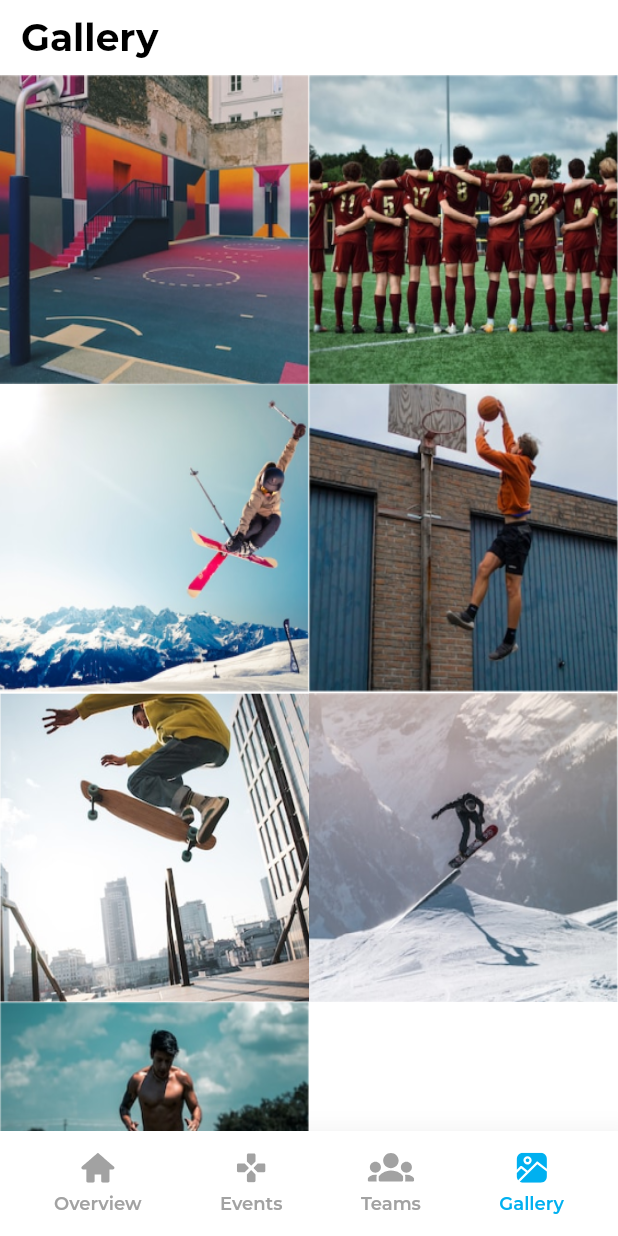
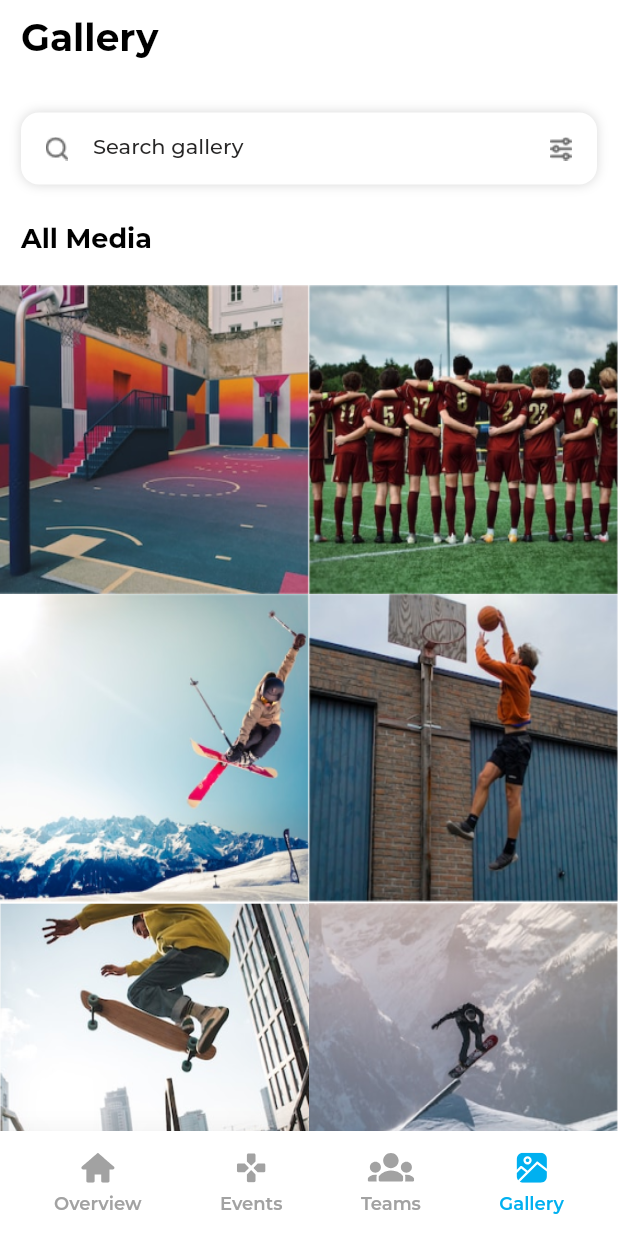
Before and after one commit to uroojmajid2000/Hudasoft_statboard_flutter_app, a Flutter app: the Layout screen opened directly, item 4 of the bottom bar chosen, on a phone screen of 412 x 824 dp. Run offline on Flutter 3.47's test engine with Material 2 defaults, Android fonts, the phone set to English and light mode, and no system bars; our stand-ins replace flutter_hooks, flutter_svg; project files that could hold a hidden picture were left out.

Commit message:
searchtextfield added

```diff
--- a/lib/features/Players/presentation/screens/gallery/gallery_screen.dart
+++ b/lib/features/Players/presentation/screens/gallery/gallery_screen.dart
@@ -1,4 +1,5 @@
 import 'package:flutter/material.dart';
+import 'package:statboard_flutter_app/features/Players/presentation/screens/gallery/widgets/gallery_grid.dart';
 import '../../../../../shared/layout/layout_screen.dart';
 import '../../../../../shared/widgets/search_bar.dart';
 import '../../../../../shared/widgets/text.dart';
@@ -15,12 +16,10 @@ class GalleryScreen extends StatelessWidget {
     return Layout(
       text: 'Gallery',
       currentTab: 4,
-      body: Body(),
-
-      // body: const SingleChildScrollView(
-      //   scrollDirection: Axis.vertical,
-      //   child: Body(),
-      // ),
+      body: const SingleChildScrollView(
+        scrollDirection: Axis.vertical,
+        child: Body(),
+      ),
     );
   }
 }
--- a/lib/features/Players/presentation/screens/gallery/widgets/body.dart
+++ b/lib/features/Players/presentation/screens/gallery/widgets/body.dart
@@ -10,19 +10,29 @@ class Body extends StatefulWidget {
 class _BodyState extends State<Body> {
   @override
   Widget build(BuildContext context) {
-    return GridView.count(
-      primary: false,
-      crossAxisSpacing: 0,
-      mainAxisSpacing: 0,
-      crossAxisCount: 2,
-      children: <Widget>[
-        Image.asset('assets/images/image.png', fit: BoxFit.fill),
-        Image.asset('assets/images/imagetwo.png', fit: BoxFit.fill),
-        Image.asset('assets/images/imagethree.png', fit: BoxFit.fill),
-        Image.asset('assets/images/imagefour.png', fit: BoxFit.fill),
-        Image.asset('assets/images/imagefive.png', fit: BoxFit.fill),
-        Image.asset('assets/images/imagesix.png', fit: BoxFit.fill),
-        Image.asset('assets/images/imageseven.png', fit: BoxFit.fill),
+    return Column(
+      mainAxisAlignment: MainAxisAlignment.start,
+      crossAxisAlignment: CrossAxisAlignment.start,
+      children: [
+        const SizedBox(height: 25),
+        Padding(
+          padding: const EdgeInsets.symmetric(horizontal: 14),
+          child: MySearchBar(
+            hintText: 'Search gallery',
+            onChange: () {},
+            prefixIcon: 'assets/icons/search.png',
+            suffixIcon: 'assets/icons/filter.png',
+          ),
+        ),
+        const SizedBox(height: 25),
+        Padding(
+          padding: const EdgeInsets.symmetric(horizontal: 14),
+          child: MyText.HeadingText(
+            "All Media",
+          ),
+        ),
+        const SizedBox(height: 20),
+        GalleryGrid(),
       ],
     );
   }
--- /dev/null
+++ b/lib/features/Players/presentation/screens/gallery/widgets/gallery_grid.dart
@@ -0,0 +1,29 @@
+import 'package:flutter/cupertino.dart';
+
+class GalleryGrid extends StatelessWidget {
+  const GalleryGrid({super.key});
+
+  @override
+  Widget build(BuildContext context) {
+    return SizedBox(
+      height:
+          MediaQuery.of(context).size.height * 0.8, // provide a fixed height
+      child: GridView.count(
+        primary: false,
+        crossAxisSpacing: 0,
+        mainAxisSpacing: 0,
+        crossAxisCount: 2,
+        children: <Widget>[
+          Image.asset('assets/images/image.png', fit: BoxFit.fill),
+          Image.asset('assets/images/imagetwo.png', fit: BoxFit.fill),
+          Image.asset('assets/images/imagethree.png', fit: BoxFit.fill),
+          Image.asset('assets/images/imagefour.png', fit: BoxFit.fill),
+          Image.asset('assets/images/imagefive.png', fit: BoxFit.fill),
+          Image.asset('assets/images/imagesix.png', fit: BoxFit.fill),
+          Image.asset('assets/images/imageseven.png', fit: BoxFit.fill),
+          Image.asset('assets/images/image.png', fit: BoxFit.fill),
+        ],
+      ),
+    );
+  }
+}
--- a/lib/shared/widgets/search_bar.dart
+++ b/lib/shared/widgets/search_bar.dart
@@ -1,66 +1,167 @@
+// import 'package:flutter/material.dart';
+
+// import '../../resources/colors.dart';
+
+// class SearchBar extends StatefulWidget {
+//   final String hintText;
+//   final Function onChange;
+//   final TextInputType keyboardType;
+//   final int length;
+//   final bool autofocus;
+//   final bool textCenter;
+//   final TextEditingController? controller;
+
+//   const SearchBar(
+//       {super.key,
+//       this.hintText = 'Enter CN Number',
+//       this.keyboardType = TextInputType.text,
+//       this.length = 0,
+//       this.textCenter = false,
+//       this.autofocus = false,
+//       required this.onChange,
+//       this.controller});
+
+//   @override
+//   State<SearchBar> createState() => _SearchBarState();
+// }
+
+// class _SearchBarState extends State<SearchBar> {
+//   bool show = true;
+//   OutlineInputBorder border = OutlineInputBorder(
+//     borderRadius: BorderRadius.circular(12),
+//     borderSide: const BorderSide(
+//       color: Colors.transparent,
+//     ),
+//   );
+
+//   @override
+//   Widget build(BuildContext context) {
+//     return TextFormField(
+//       controller: widget.controller,
+//       enabled: true,
+//       autofocus: widget.autofocus,
+//       autovalidateMode: AutovalidateMode.onUserInteraction,
+//       onChanged: (String value) => widget.onChange(value),
+//       keyboardType: widget.keyboardType,
+//       textAlign: widget.textCenter ? TextAlign.center : TextAlign.start,
+//       decoration: InputDecoration(
+//           filled: true,
+//           fillColor: kTextFieldColor,
+//           hintText: widget.hintText,
+//           hintStyle: const TextStyle(
+//             color: Color(0xFF828282),
+//           ),
+//           border: border,
+//           enabledBorder: border,
+//           disabledBorder: border,
+//           focusedBorder: border,
+//           suffixIcon: IconButton(
+//               icon: const Icon(
+//                 Icons.search,
+//                 color: Color(0xFF828282),
+//               ),
+//               onPressed: () {})),
+//     );
+//   }
+// }
 import 'package:flutter/material.dart';
+import 'package:flutter/services.dart';
 
-import '../../resources/colors.dart';
-
-class SearchBar extends StatefulWidget {
+class MySearchBar extends StatefulWidget {
   final String hintText;
+  final bool required, obscureText;
+  final String? prefixIcon;
+  final String? suffixIcon;
   final Function onChange;
   final TextInputType keyboardType;
   final int length;
   final bool autofocus;
   final bool textCenter;
+
   final TextEditingController? controller;
 
-  const SearchBar(
-      {super.key,
-      this.hintText = 'Enter CN Number',
+  const MySearchBar({
+    Key? key,
+    required this.hintText,
+    this.required = true,
+    this.obscureText = false,
+    this.prefixIcon,
     this.keyboardType = TextInputType.text,
     this.length = 0,
     this.textCenter = false,
     this.autofocus = false,
     required this.onChange,
-      this.controller});
+    this.controller,
+    this.suffixIcon,
+  }) : super(key: key);
 
   @override
-  State<SearchBar> createState() => _SearchBarState();
+  State<MySearchBar> createState() => _MySearchBarState();
 }
 
-class _SearchBarState extends State<SearchBar> {
+class _MySearchBarState extends State<MySearchBar> {
   bool show = true;
-  OutlineInputBorder border = OutlineInputBorder(
-    borderRadius: BorderRadius.circular(12),
-    borderSide: const BorderSide(
-      color: Colors.transparent,
-    ),
-  );
 
   @override
   Widget build(BuildContext context) {
-    return TextFormField(
+    return Container(
+      decoration: BoxDecoration(
+        boxShadow: [
+          BoxShadow(
+            color: Color(0x26000000),
+            blurRadius: 6,
+            offset: Offset(0, 0),
+          ),
+        ],
+        color: Colors.white,
+        borderRadius: BorderRadius.circular(12),
+      ),
+      child: TextFormField(
         controller: widget.controller,
         enabled: true,
         autofocus: widget.autofocus,
+        obscureText: widget.obscureText ? show : false,
         autovalidateMode: AutovalidateMode.onUserInteraction,
         onChanged: (String value) => widget.onChange(value),
         keyboardType: widget.keyboardType,
+        style: TextStyle(
+          color: Color(0xff272626),
+          fontSize: 16,
+          fontFamily: "Montserrat",
+          fontWeight: FontWeight.w500,
+        ),
         textAlign: widget.textCenter ? TextAlign.center : TextAlign.start,
+        inputFormatters: widget.length != 0
+            ? [
+                LengthLimitingTextInputFormatter(widget.length),
+                FilteringTextInputFormatter.digitsOnly,
+              ]
+            : null,
         decoration: InputDecoration(
-          filled: true,
-          fillColor: kTextFieldColor,
           hintText: widget.hintText,
           hintStyle: const TextStyle(
-            color: Color(0xFF828282),
+            color: Color(0xff272626),
+            fontSize: 14,
+            fontFamily: "Montserrat",
+            fontWeight: FontWeight.w500,
           ),
-          border: border,
-          enabledBorder: border,
-          disabledBorder: border,
-          focusedBorder: border,
-          suffixIcon: IconButton(
-              icon: const Icon(
-                Icons.search,
-                color: Color(0xFF828282),
+          prefixIcon: widget.prefixIcon != null
+              ? Image.asset(
+                  widget.prefixIcon!,
+                  width: 1,
+                  height: 1,
+                )
+              : null,
+          border: InputBorder.none,
+          suffixIcon: widget.suffixIcon != null
+              ? Image.asset(
+                  widget.suffixIcon!,
+                  width: 1,
+                  height: 1,
+                )
+              : null,
         ),
-              onPressed: () {})),
+      ),
     );
   }
 }
```
Also changed, not shown: assets/icons/filter.png (added), assets/icons/search.png (added). Lines whose indentation alone changed are shown as unchanged.
